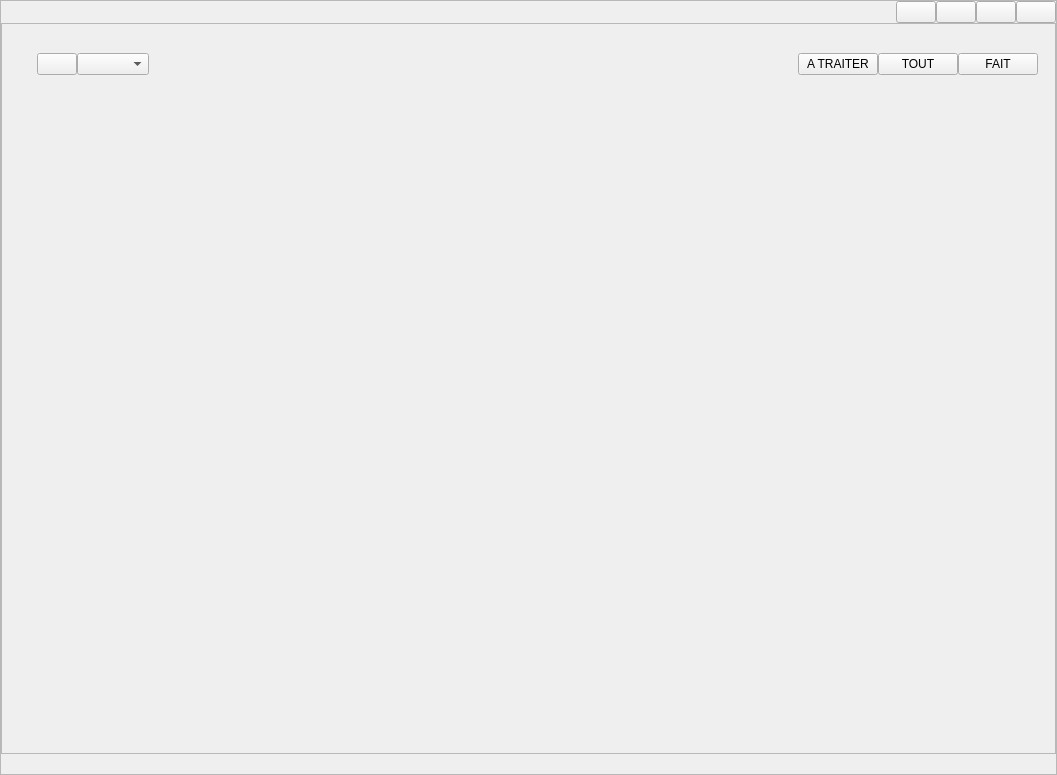
The window that src/gui/ui/main.ui (LaM0uette/MyDLG) describes before a commit, drawn with Qt 5.
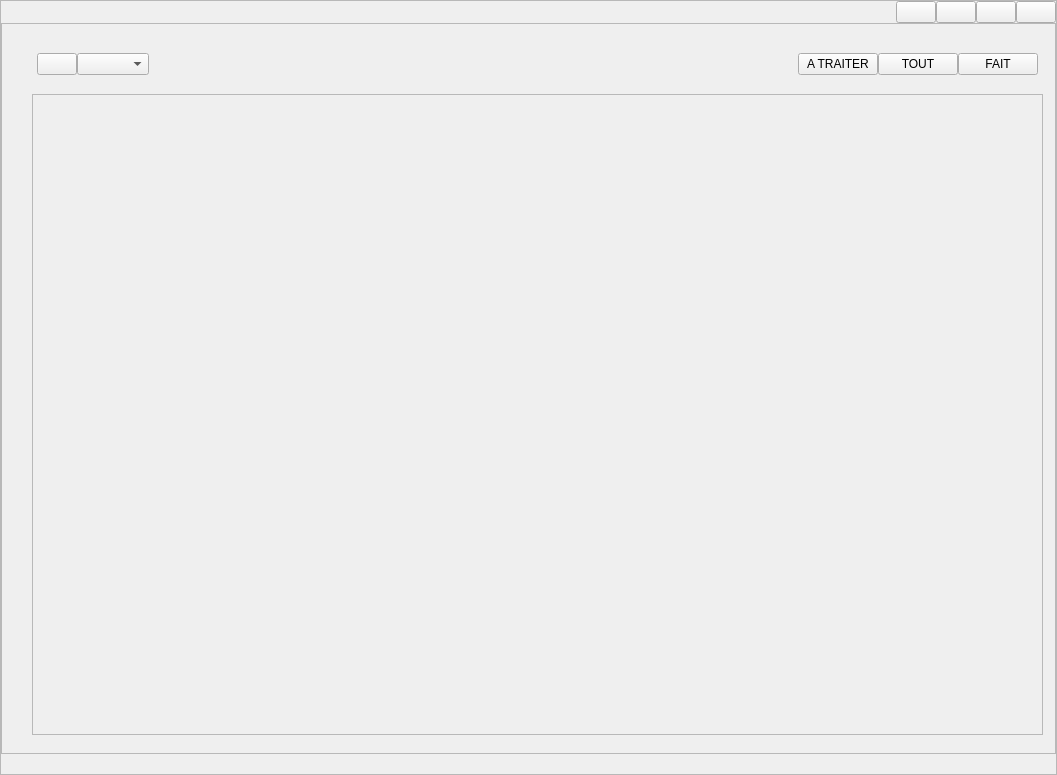
The same window after the commit.

Commit message: page dlg - ui - top

```diff
--- a/src/gui/ui/main.ui
+++ b/src/gui/ui/main.ui
@@ -255,6 +255,22 @@
             </layout>
            </widget>
            <widget class="QWidget" name="pg_dlg">
+            <widget class="QFrame" name="fr_dlg_body">
+             <property name="geometry">
+              <rect>
+               <x>30</x>
+               <y>70</y>
+               <width>1011</width>
+               <height>641</height>
+              </rect>
+             </property>
+             <property name="frameShape">
+              <enum>QFrame::StyledPanel</enum>
+             </property>
+             <property name="frameShadow">
+              <enum>QFrame::Raised</enum>
+             </property>
+            </widget>
             <widget class="QFrame" name="fr_dlg_top">
              <property name="geometry">
               <rect>
```
The commit also changes 2 other files.
